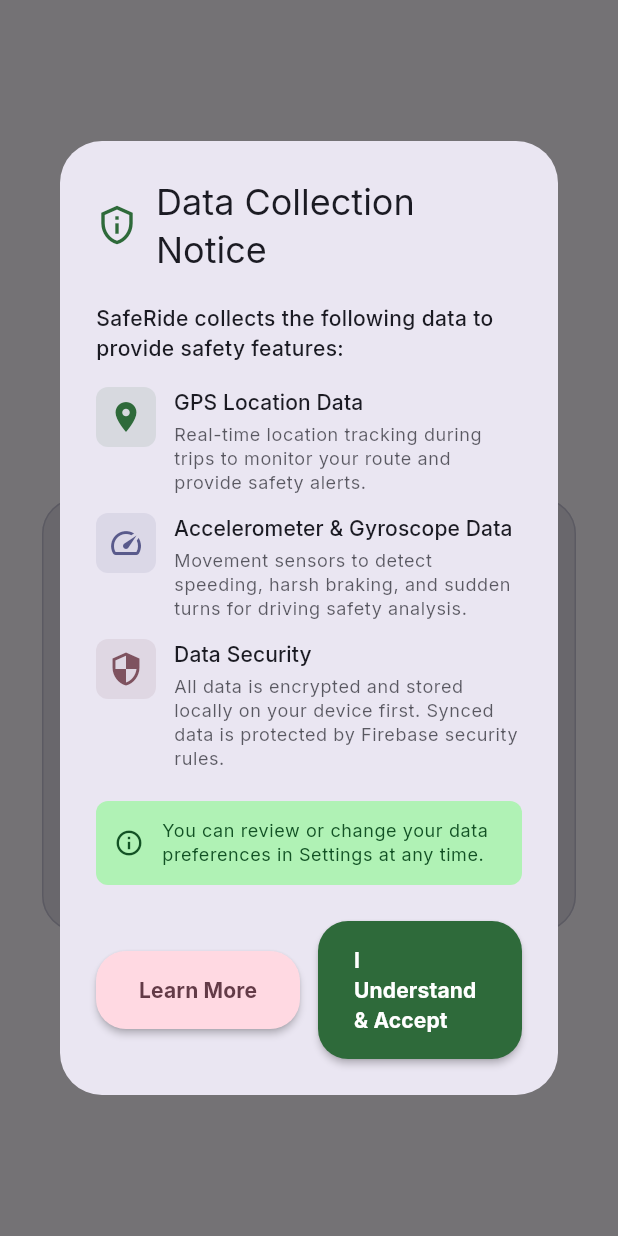
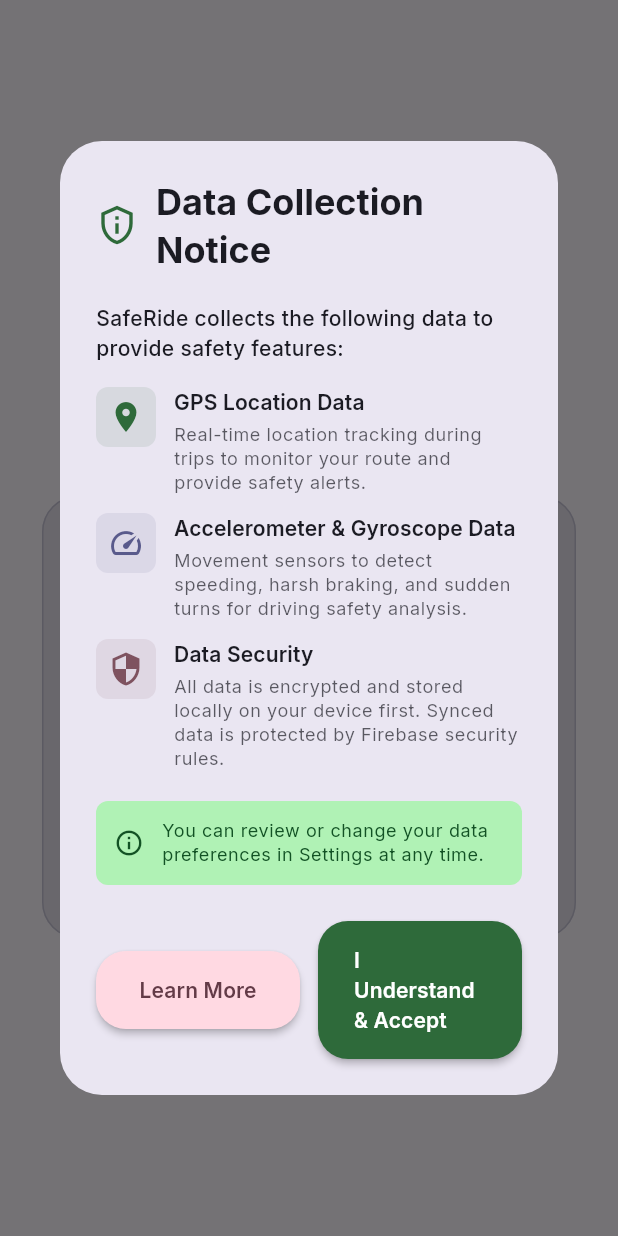
Before and after one commit to ashdejesus/saferide, a Flutter app: the screen it shows after launch, on a phone screen of 412 x 824 dp. Run offline on Flutter 3.47's test engine with Material 3 defaults, Android fonts, the phone set to English and light mode, and no system bars; our stand-ins replace cloud_firestore, connectivity_plus, firebase_auth, firebase_core, firebase_messaging, flutter_compass and 9 more; missing offline and left inert: flutter_map_marker_cluster; accounts and stored records are empty; project files that could hold a hidden picture were left out.

Commit message:
refactor: update text theme and typography

```diff
--- a/lib/theme.dart
+++ b/lib/theme.dart
@@ -20,25 +20,21 @@
     canvasColor: colorScheme.surface,
     visualDensity: VisualDensity.standard,
     textTheme: expressiveTextTheme.copyWith(
-      displaySmall: expressiveTextTheme.displaySmall?.copyWith(
-        fontWeight: FontWeight.w800,
-        letterSpacing: -0.6,
-      ),
-      headlineMedium: expressiveTextTheme.headlineMedium?.copyWith(
-        fontWeight: FontWeight.w800,
-        letterSpacing: -0.4,
-      ),
-      titleLarge: expressiveTextTheme.titleLarge?.copyWith(
-        fontWeight: FontWeight.w700,
-        letterSpacing: -0.2,
-      ),
-      titleMedium: expressiveTextTheme.titleMedium?.copyWith(
-        fontWeight: FontWeight.w600,
-      ),
-      bodyLarge: expressiveTextTheme.bodyLarge?.copyWith(height: 1.3),
-      labelLarge: expressiveTextTheme.labelLarge?.copyWith(
-        fontWeight: FontWeight.w700,
-      ),
+      displayLarge: expressiveTextTheme.displayLarge?.copyWith(fontWeight: FontWeight.w800, letterSpacing: -0.8, height: 1.12),
+      displayMedium: expressiveTextTheme.displayMedium?.copyWith(fontWeight: FontWeight.w800, letterSpacing: -0.6, height: 1.16),
+      displaySmall: expressiveTextTheme.displaySmall?.copyWith(fontWeight: FontWeight.w800, letterSpacing: -0.4, height: 1.22),
+      headlineLarge: expressiveTextTheme.headlineLarge?.copyWith(fontWeight: FontWeight.w700, letterSpacing: -0.2, height: 1.25),
+      headlineMedium: expressiveTextTheme.headlineMedium?.copyWith(fontWeight: FontWeight.w700, letterSpacing: -0.2, height: 1.29),
+      headlineSmall: expressiveTextTheme.headlineSmall?.copyWith(fontWeight: FontWeight.w700, letterSpacing: 0, height: 1.33),
+      titleLarge: expressiveTextTheme.titleLarge?.copyWith(fontWeight: FontWeight.w600, letterSpacing: 0, height: 1.27),
+      titleMedium: expressiveTextTheme.titleMedium?.copyWith(fontWeight: FontWeight.w600, letterSpacing: 0.15, height: 1.5),
+      titleSmall: expressiveTextTheme.titleSmall?.copyWith(fontWeight: FontWeight.w600, letterSpacing: 0.1, height: 1.43),
+      bodyLarge: expressiveTextTheme.bodyLarge?.copyWith(fontWeight: FontWeight.w400, letterSpacing: 0.5, height: 1.5),
+      bodyMedium: expressiveTextTheme.bodyMedium?.copyWith(fontWeight: FontWeight.w400, letterSpacing: 0.25, height: 1.43),
+      bodySmall: expressiveTextTheme.bodySmall?.copyWith(fontWeight: FontWeight.w400, letterSpacing: 0.4, height: 1.33),
+      labelLarge: expressiveTextTheme.labelLarge?.copyWith(fontWeight: FontWeight.w600, letterSpacing: 0.1, height: 1.43),
+      labelMedium: expressiveTextTheme.labelMedium?.copyWith(fontWeight: FontWeight.w600, letterSpacing: 0.5, height: 1.33),
+      labelSmall: expressiveTextTheme.labelSmall?.copyWith(fontWeight: FontWeight.w600, letterSpacing: 0.5, height: 1.45),
     ),
     appBarTheme: AppBarTheme(
       backgroundColor: colorScheme.surface,
```
